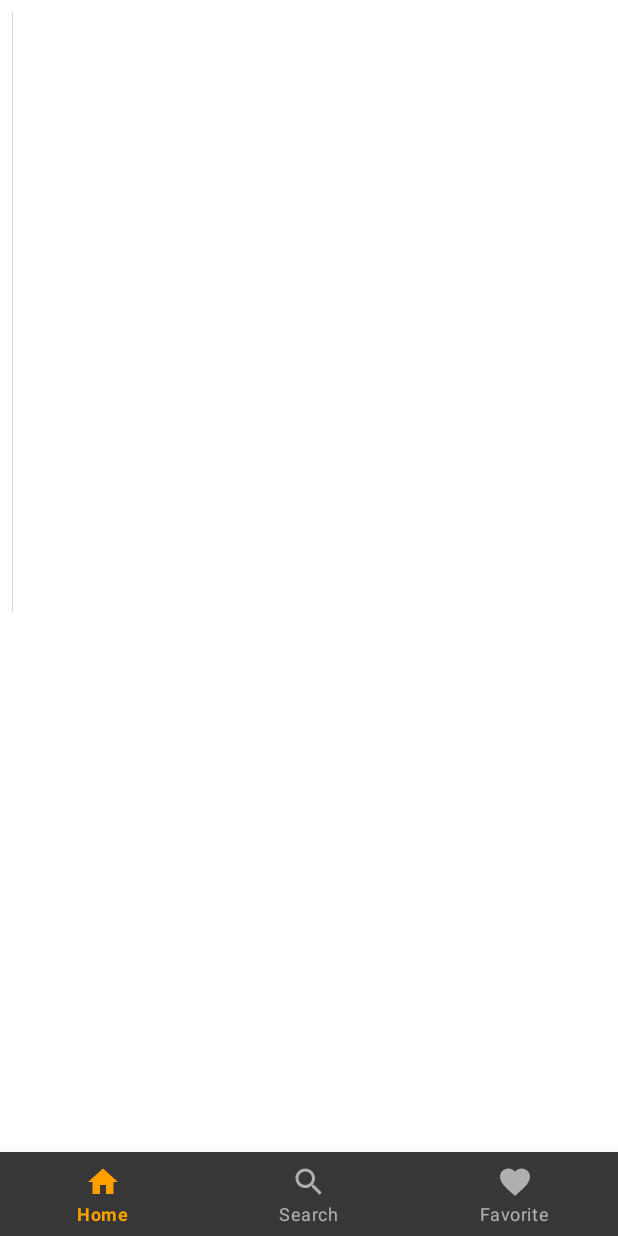
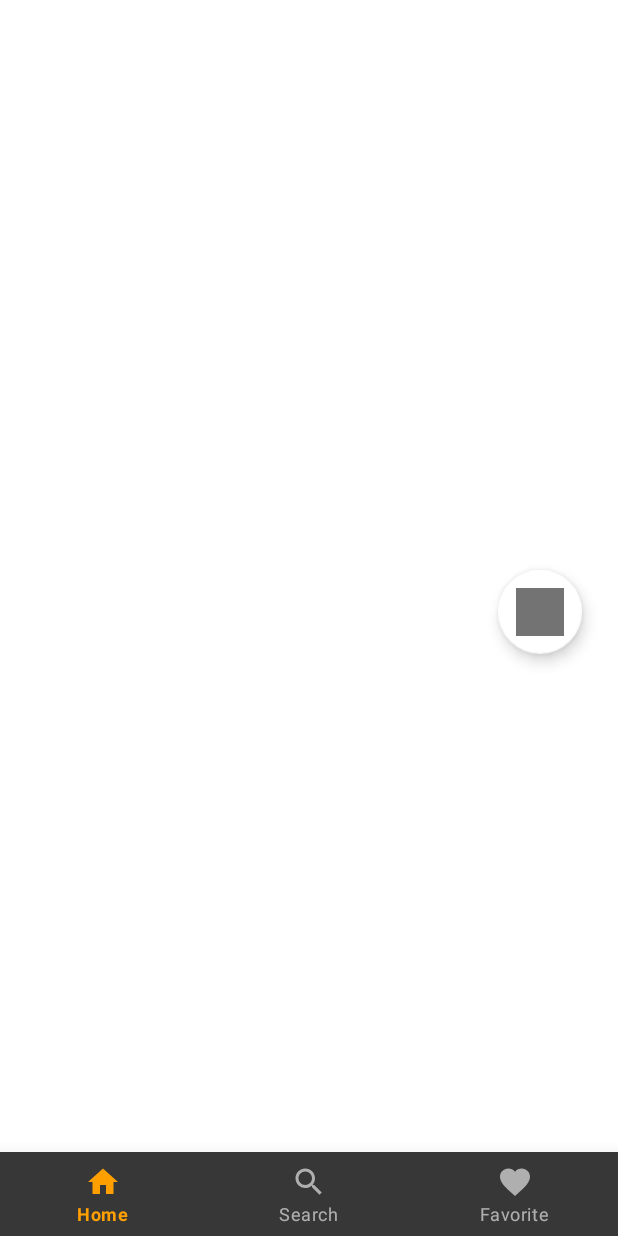
Before and after one commit to paktalin/beerry, an Android app: the DetailsFragment screen opened through its navigation route, on a phone screen of 412 x 824 dp. Run offline under Robolectric (Android 15) with nearby library versions, the phone set to English and light mode, and no system bars; our stand-ins replace Picasso, Volley, navigation-ui; network calls fail; pictures from the network do not load; 4 statements that could not run were skipped.

Commit message:
Working on DetailsFragment: set image, background color and button favorite

```diff
--- /dev/null
+++ b/app/src/main/java/com/paktalin/beerapp/ui/BeerColorSet.kt
@@ -0,0 +1,5 @@
+package com.paktalin.beerapp.ui
+
+import java.io.Serializable
+
+class BeerColorSet(val backgroundColor: Int, val textColor: Int, val titleTextColor: Int): Serializable
--- a/app/src/main/java/com/paktalin/beerapp/ui/DetailsFragment.kt
+++ b/app/src/main/java/com/paktalin/beerapp/ui/DetailsFragment.kt
@@ -1,24 +1,24 @@
 package com.paktalin.beerapp.ui
 
 import android.os.Bundle
-import android.transition.ChangeBounds
 import android.transition.TransitionInflater
 import android.view.LayoutInflater
 import android.view.View
 import android.view.ViewGroup
 import androidx.fragment.app.Fragment
-import com.paktalin.beerapp.KEY_IMAGE_URL
-import com.paktalin.beerapp.R
+import com.paktalin.beerapp.*
 import com.squareup.picasso.Picasso
-import kotlinx.android.synthetic.main.fragment_detais.*
 import kotlinx.android.synthetic.main.fragment_detais.view.*
 
 class DetailsFragment: Fragment() {
+
+    private lateinit var beer: Beer
 
     override fun onCreate(savedInstanceState: Bundle?) {
         super.onCreate(savedInstanceState)
         sharedElementEnterTransition = TransitionInflater.from(context).inflateTransition(android.R.transition.move)
         sharedElementReturnTransition = TransitionInflater.from(context).inflateTransition(android.R.transition.move)
+        beer = arguments?.getSerializable(KEY_BEER) as Beer
     }
 
     override fun onCreateView(
@@ -27,10 +27,24 @@
         savedInstanceState: Bundle?
     ): View? {
         val view = inflater.inflate(R.layout.fragment_detais, container, false)
+        beer.colorSet?.backgroundColor?.let { view?.view_color?.setBackgroundColor(it) }
 
-        Picasso.with(context)
-            .load("https://images.punkapi.com/v2/80.png")
-            .into(view.image_beer)
-        return view
+
+        with(view.button_add_to_favorite) {
+            isSelected = beer.isFavorite
+            setOnClickListener {
+                if (!isSelected)
+                    context?.addToFavorite(beer)
+                else
+                    context?.removeFromFavorite(beer)
+                beer.isFavorite = !beer.isFavorite
+                isSelected = !isSelected
+            }
+        }
+
+            Picasso.with(context)
+                .load(beer.imageUrl)
+                .into(view.image_beer)
+            return view
     }
 }
--- /dev/null
+++ b/app/src/main/res/color/add_to_favorite_fab.xml
@@ -0,0 +1,5 @@
+<?xml version="1.0" encoding="utf-8"?>
+<selector xmlns:android="http://schemas.android.com/apk/res/android">
+    <item android:state_selected="true" android:color="@color/colorFavorite" />
+    <item android:color="@color/colorBackground_alpha_60" />
+</selector>
--- a/app/src/main/res/layout/fragment_detais.xml
+++ b/app/src/main/res/layout/fragment_detais.xml
@@ -5,6 +5,16 @@
     android:layout_height="match_parent"
     android:background="@android:color/white"
     android:orientation="vertical">
+
+    <View
+        android:id="@+id/view_color"
+        android:layout_width="0dp"
+        android:layout_height="0dp"
+        android:background="@color/colorPrimary"
+        app:layout_constraintBottom_toBottomOf="@+id/image_beer"
+        app:layout_constraintEnd_toEndOf="parent"
+        app:layout_constraintStart_toStartOf="parent"
+        app:layout_constraintTop_toTopOf="parent" />
 
     <ImageView
         android:id="@+id/image_beer"
@@ -14,8 +24,22 @@
         android:layout_marginTop="8dp"
         android:fitsSystemWindows="true"
         android:scaleType="fitCenter"
-        android:transitionName="details_transition"
+        android:transitionName="@string/beer_image_transition_name"
         app:layout_collapseMode="parallax"
         app:layout_constraintStart_toStartOf="parent"
         app:layout_constraintTop_toTopOf="parent" />
+
+    <com.google.android.material.floatingactionbutton.FloatingActionButton
+        android:id="@+id/button_add_to_favorite"
+        android:layout_width="wrap_content"
+        android:layout_height="wrap_content"
+        android:layout_marginEnd="24dp"
+        android:src="@drawable/add_to_favorite"
+        android:transitionName="@string/favorite_transition_name"
+        app:backgroundTint="@android:color/white"
+        app:layout_constraintBottom_toBottomOf="@+id/view_color"
+        app:layout_constraintEnd_toEndOf="parent"
+        app:layout_constraintTop_toBottomOf="@+id/view_color"
+        app:maxImageSize="32dp"
+        app:tint="@color/add_to_favorite_fab" />
 </androidx.constraintlayout.widget.ConstraintLayout>
--- a/app/src/main/res/values/colors.xml
+++ b/app/src/main/res/values/colors.xml
@@ -8,6 +8,7 @@
     <color name="colorSecondarySemitransparent">#20121212</color>
     <color name="colorFavorite">#d32f2f</color>
     <color name="colorBackground">#121212</color>
+    <color name="colorBackground_alpha_60">#96121212</color>
 
     <array name="ebc_colors">
         <!--ebc 4-->
--- a/app/src/main/res/values/strings.xml
+++ b/app/src/main/res/values/strings.xml
@@ -9,5 +9,6 @@
     <string name="no_matches">No such beers!</string>
     <string name="filter">Filter again</string>
     <string name="beer_image_transition_name">beer_image_transition</string>
+    <string name="favorite_transition_name">favorite_transition</string>
 
 </resources>
```
Also changed, not shown: app/src/main/java/com/paktalin/beerapp/Beer.kt (+6 -2 lines), app/src/main/java/com/paktalin/beerapp/ui/BeerAdapter.kt (+18 -8 lines), app/src/main/java/com/paktalin/beerapp/ui/home/BeerAdapterHome.kt (+13 -16 lines).
